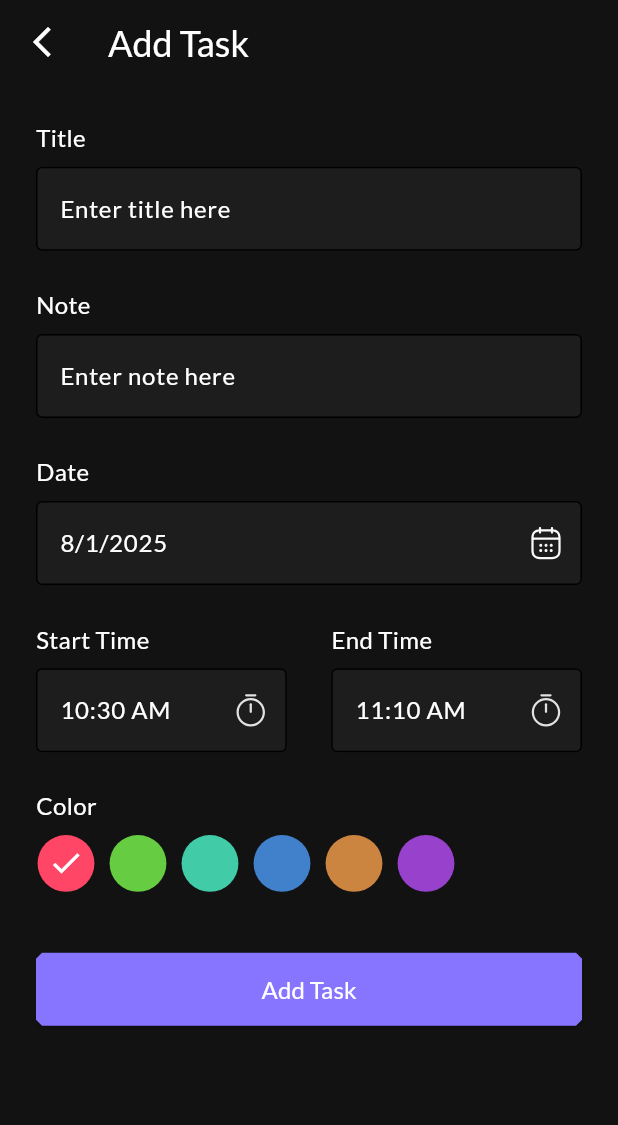
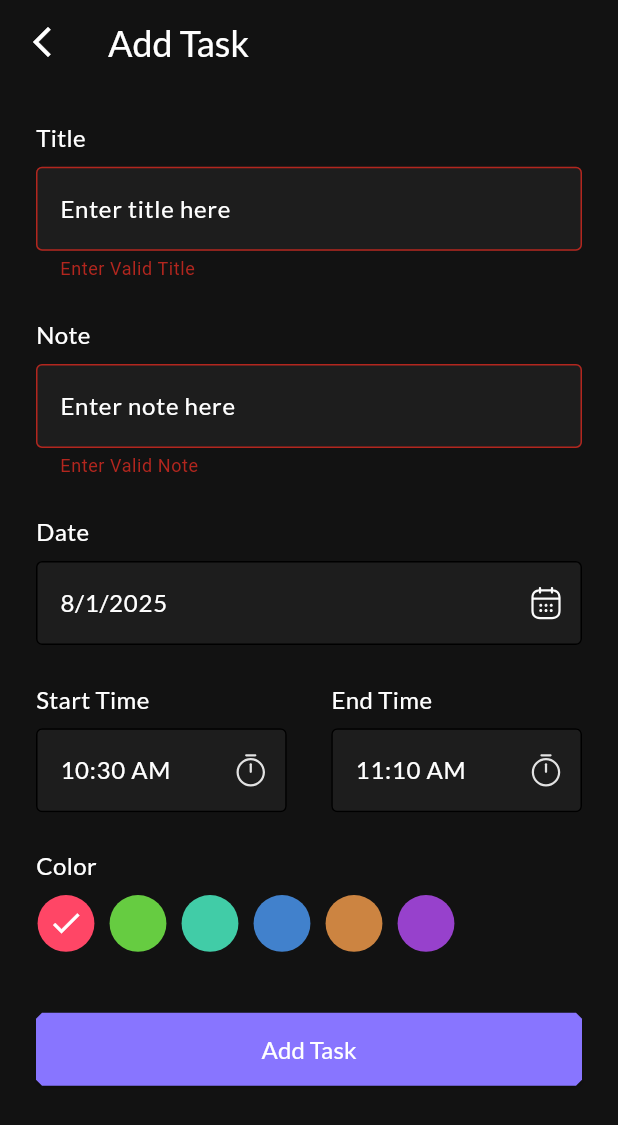
Before and after one commit to Tala-foqha/to_do_app, a Flutter app: the AddTaskView screen opened by its route, after a tap on "Add Task", on a phone screen of 412 x 824 dp. Shown: the top 1125 px of the screen. Run offline on Flutter 3.47's test engine with Material 3 defaults, Android fonts, the phone set to English and light mode, and no system bars; our stand-ins replace bloc, date_picker_timeline, flutter_bloc, flutter_screenutil, flutter_svg, fluttertoast and 4 more; accounts and stored records are empty.

```diff
--- a/lib/features/task/presentation/manager/task/task_cubit.dart
+++ b/lib/features/task/presentation/manager/task/task_cubit.dart
@@ -125,8 +125,12 @@ void changeCheckMarkIndex(index){
  void insertTask(TaskModel task){
   emit(InsertTaskLoading());
   try{
+    Future.delayed(Duration(seconds: 1));
   tasksList.add(task);
   emit(InsertTaskSuccess());
+  titlecontroller.clear();
+  notecontroller.clear();
+
   }catch(e){
    emit(InsertTaskFailure()) ;
   }
--- a/lib/features/task/presentation/views/add_task/add_task_view_body.dart
+++ b/lib/features/task/presentation/views/add_task/add_task_view_body.dart
@@ -7,6 +7,7 @@ import 'package:intl/intl.dart';
 import 'package:to_do_app/core/utils/app_colors%20(1).dart';
 import 'package:to_do_app/core/utils/app_strings.dart';
 import 'package:to_do_app/core/utils/app_styles.dart';
+import 'package:to_do_app/core/utils/constant.dart';
 import 'package:to_do_app/core/widgets/custom_button.dart';
 import 'package:to_do_app/features/task/data/model/task_model.dart';
 import 'package:to_do_app/features/task/presentation/manager/task/task_cubit.dart';
@@ -22,7 +23,38 @@ class AddTaskViewBody extends StatelessWidget {
         padding: const EdgeInsets.all(24),
         child: Form(
           key:BlocProvider.of<TaskCubit>(context).formKey ,
-          child: BlocBuilder<TaskCubit, TaskState>(
+          child: BlocConsumer<TaskCubit, TaskState>(
+            listener:(context,state) {
+            if(state is InsertTaskSuccess){
+            showToast(message:'Added Task Successfuly',state: ToastStates.success );
+            Future.delayed(Duration(seconds: 10));
+
+              Navigator.pop(context);
+            }
+            },
+
+
+
+
+
+
+
+
+
+
+
+
+
+
+
+
+
+
+
+
+
+
+
             builder: (context, state) {
               final cubit = BlocProvider.of<TaskCubit>(context);
               return Column(
@@ -36,6 +68,12 @@ class AddTaskViewBody extends StatelessWidget {
                   ),
                   SizedBox(height: 8.h),
                   CustomTextFormField(
+                    validator:(val){
+                      if(val!.isEmpty){
+                       return  'Enter Valid Title';
+                      }
+                      return null;
+                    } ,
                     controoller: BlocProvider.of<TaskCubit>(context).titlecontroller,
                     title: AppStrings.tilteHint,
                   ),
@@ -48,6 +86,13 @@ class AddTaskViewBody extends StatelessWidget {
                   ),
                   SizedBox(height: 8.h),
                   CustomTextFormField(
+
+                     validator:(val){
+                      if(val!.isEmpty){
+                       return  AppStrings.noteErrorMsg;
+                      }
+                      return null;
+                    } ,
                     controoller: BlocProvider.of<TaskCubit>(context).notecontroller,
                     title: AppStrings.notehint,
                   ),
@@ -174,8 +219,10 @@ class AddTaskViewBody extends StatelessWidget {
                     ),
                   ),
                   SizedBox(height: 40.h),
-               state is InsertTaskLoading?CircularProgressIndicator(
-                color: AppColors.primary,):SizedBox(
+               state is InsertTaskLoading?Center(
+                 child: CircularProgressIndicator(
+                  color: AppColors.primary,),
+               ):SizedBox(
                     height: 48.h,
                     width: double.infinity,
                     child: CustomButton(
--- a/lib/features/task/presentation/views/add_task/custom_text_form_field.dart
+++ b/lib/features/task/presentation/views/add_task/custom_text_form_field.dart
@@ -7,19 +7,21 @@ import 'package:to_do_app/core/utils/app_styles.dart';
 class CustomTextFormField extends StatelessWidget {
   const CustomTextFormField({
     super.key,
-     this.controoller, required this.title, this.suffixIcon, this.readOnly=false,
+     this.controoller, required this.title, this.suffixIcon, this.readOnly=false, this.validator,
   });
 
   final TextEditingController? controoller;
   final String title;
  final  Widget? suffixIcon;
  final bool readOnly ;
+ final String? Function(String?)? validator;
 
   @override
   Widget build(BuildContext context) {
     return TextFormField(
       controller: controoller,
       readOnly: readOnly,
+      validator:validator ,
 
       decoration: InputDecoration(
 
--- a/lib/features/task/presentation/views/home/task_component.dart
+++ b/lib/features/task/presentation/views/home/task_component.dart
@@ -38,10 +38,10 @@ class TaskComponent extends StatelessWidget {
                 children: [
     Text(
       taskModel.title,
-      style: Theme.of(context).textTheme.bodyLarge!.copyWith(
-            color: Colors.white,
-            fontSize: 24,
-          ),
+      style:AppStyles.latoBold40.copyWith(
+        fontSize: 24,
+        color: AppColors.white
+      )
     ),
     Row(
       children: [
@@ -49,7 +49,7 @@ class TaskComponent extends StatelessWidget {
         SvgPicture.asset('assets/images/timer.svg'),
          const SizedBox(width: 8),
         Text(
-          '${taskModel.startTime} PM - ${taskModel.endTime}PM',
+          '${taskModel.startTime} - ${taskModel.endTime}',
           style: AppStyles.latoRegular16.copyWith(
             color: Colors.white,
           ),
@@ -58,10 +58,10 @@ class TaskComponent extends StatelessWidget {
     ),
     Text(
       taskModel.note,
-      style: AppStyles.latoRegular16.copyWith(
-        color: Colors.white,
-        fontSize: 20,
-      ),
+      style: AppStyles.latoBold40.copyWith(
+        fontSize: 24,
+        color: AppColors.white
+      )
     ),
                 ],
               ),
--- a/pubspec.yaml
+++ b/pubspec.yaml
@@ -44,6 +44,7 @@ dependencies:
   modal_bottom_sheet: ^3.0.0
   flutter_screenutil: ^5.9.3
   flutter_bloc: ^9.1.1
+  fluttertoast: ^8.2.12
 
 dev_dependencies:
   flutter_test:
```
Also changed, not shown: lib/core/utils/constant.dart (added, +34 -0 lines), pubspec.lock.
